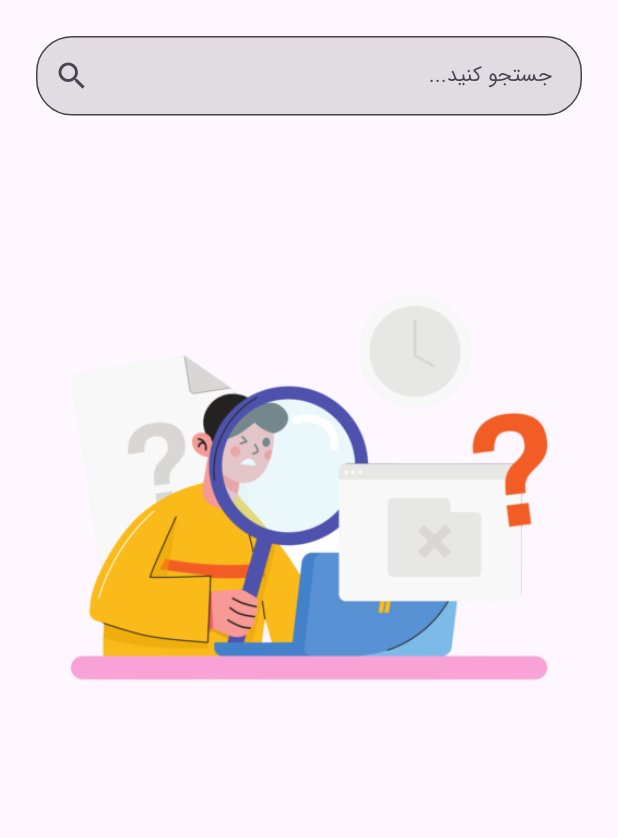
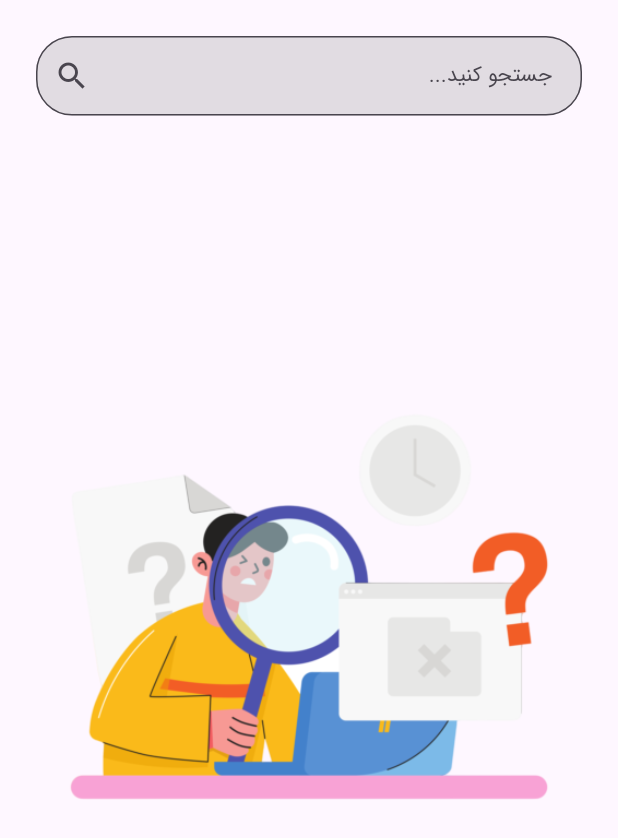
Before and after one commit to bahiraei/porduct_owner, a Flutter app: the SearchScreen screen opened directly, on a phone screen of 412 x 824 dp. Shown: the top 838 px of the screen. Run offline on Flutter 3.47's test engine with Material 2 defaults, Android fonts, the phone set to English and light mode, and no system bars; our stand-ins replace flutter_animate, gap, google_nav_bar, image_picker, line_icons, pinput.

Commit message:
change search screen ui

```diff
--- a/lib/features/home/presentation/view/search_screen.dart
+++ b/lib/features/home/presentation/view/search_screen.dart
@@ -11,7 +11,7 @@ class SearchScreen extends StatelessWidget {
           24,
           MediaQuery.of(context).viewPadding.top + 24,
           24,
-          24,
+          0,
         ),
         child: SingleChildScrollView(
           child: Column(
@@ -38,15 +38,18 @@ class SearchScreen extends StatelessWidget {
                   fontSize: 14,
                 ),
               ),
-              Column(
+              SizedBox(
+                height: MediaQuery.of(context).size.height * 0.8,
+                child: Column(
                   mainAxisAlignment: MainAxisAlignment.center,
                   children: [
                     Image.asset(
                       'assets/images/search/no_result.png',
                       width: 500,
-                    height: 500,
+                      height: MediaQuery.of(context).size.height * 0.8 * 0.7,
                     ),
                   ],
+                ),
               ),
             ],
           ),
```
Lines whose indentation alone changed are shown as unchanged.
